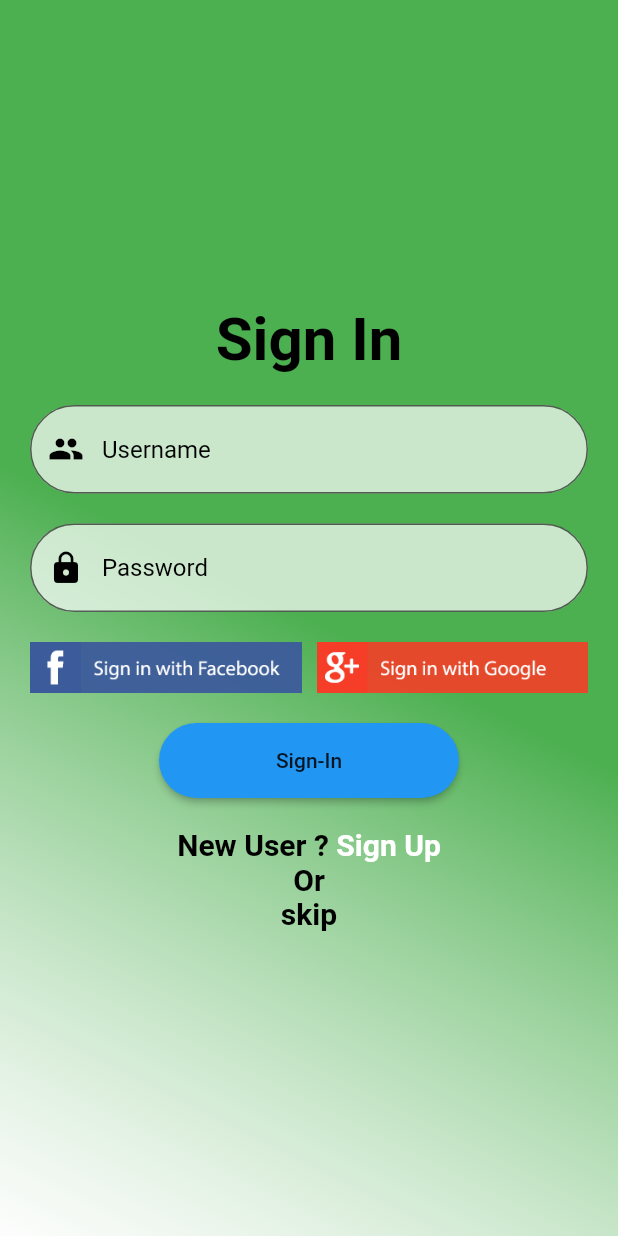
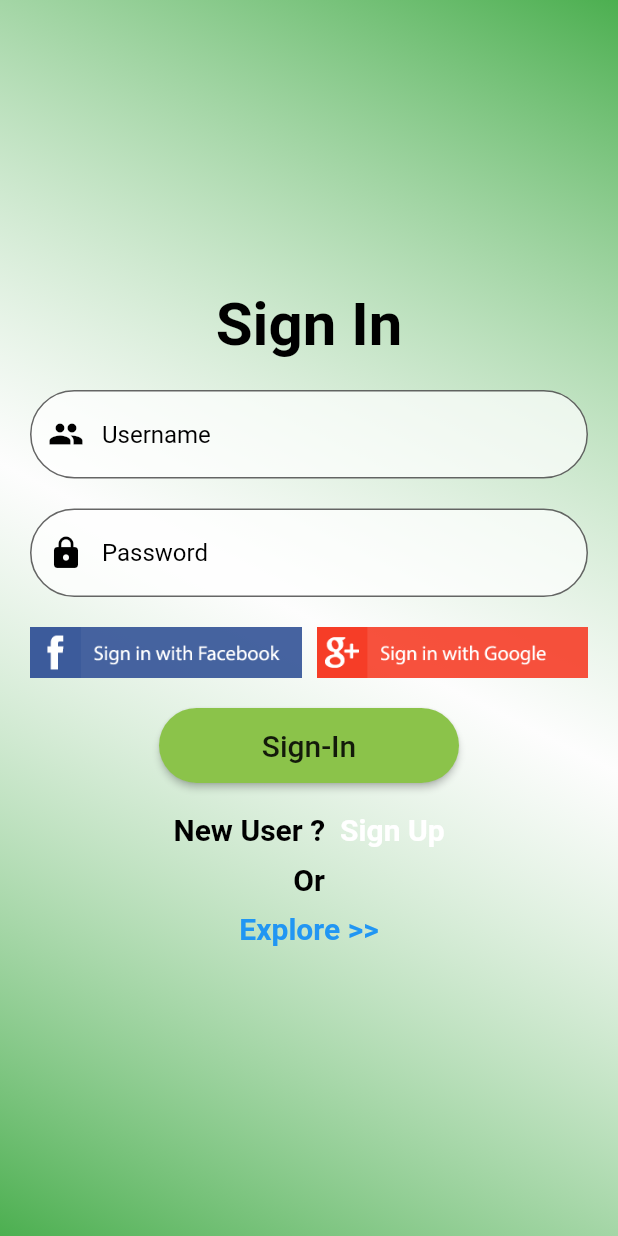
Before and after one commit to saratsarat7/fooding, a Flutter app: the LoginPage screen opened by its route, on a phone screen of 412 x 824 dp. Run offline on Flutter 3.47's test engine with Material 2 defaults, Android fonts, the phone set to English and light mode, and no system bars; our stand-ins replace firebase_auth, google_sign_in; accounts and stored records are empty.

Commit message:
CEO Comments :)

```diff
--- a/lib/loginStuff/loginPage.dart
+++ b/lib/loginStuff/loginPage.dart
@@ -53,10 +53,10 @@ class _LoginPageState extends State<LoginPage> {
     return Container(
         decoration: BoxDecoration(
           gradient: LinearGradient(
-            colors: [Colors.green, Colors.white60],
+            colors: [Colors.white60, Colors.green],
             begin: FractionalOffset.center,
-            end: FractionalOffset.bottomLeft,
-            tileMode: TileMode.clamp,
+            end: FractionalOffset.topRight,
+            tileMode: TileMode.mirror,
           ),
         ),
         alignment: Alignment.center,
@@ -109,9 +109,12 @@ class _LoginPageState extends State<LoginPage> {
                 shape: RoundedRectangleBorder(
                   borderRadius: BorderRadius.circular(40),
                 ),
-                color: Colors.blue,
-                splashColor: Colors.green,
-                child: Text("Sign-In"),
+                color: Colors.lightGreen,
+                splashColor: Colors.blue,
+                child: Text(
+                  "Sign-In",
+                  style: TextStyle(fontSize: 20),
+                ),
               ),
             ),
             SizedBox.fromSize(size: Size(0, 20)),
@@ -125,9 +128,7 @@ class _LoginPageState extends State<LoginPage> {
                       fontSize: 20,
                       color: Colors.black),
                 ),
-                SizedBox(
-                  width: 5,
-                ),
+                SizedBox.fromSize(size: Size(10, 0)),
                 GestureDetector(
                   child: Text(
                     "Sign Up",
@@ -142,6 +143,7 @@ class _LoginPageState extends State<LoginPage> {
                 )
               ],
             ),
+            SizedBox.fromSize(size: Size(0, 10)),
             Text(
               "Or",
               style: TextStyle(
@@ -149,12 +151,18 @@ class _LoginPageState extends State<LoginPage> {
                   fontSize: 20,
                   color: Colors.black),
             ),
-            Text(
-              "skip",
-              style: TextStyle(
-                  fontWeight: FontWeight.bold,
-                  fontSize: 20,
-                  color: Colors.black),
+            SizedBox.fromSize(size: Size(0, 10)),
+            GestureDetector(
+              child: Text(
+                "Explore >>",
+                style: TextStyle(
+                    fontWeight: FontWeight.bold,
+                    fontSize: 20,
+                    color: Colors.blue),
+              ),
+              onTap: () {
+                Navigator.pushNamed(context, "/guestHome");
+              },
             ),
           ],
         ));
```
